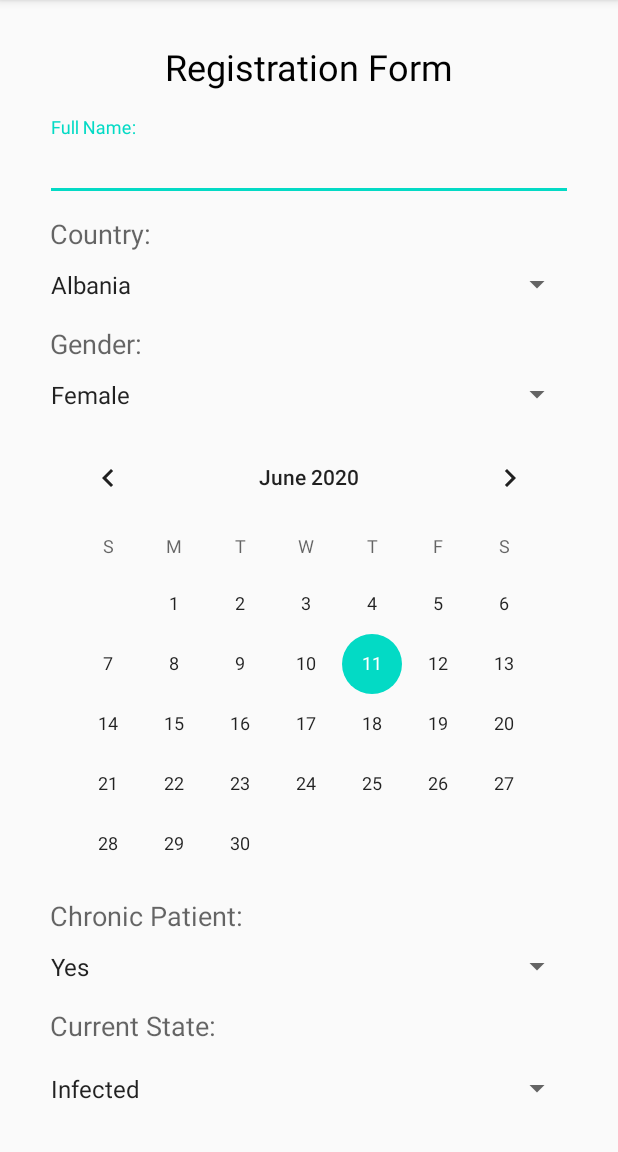
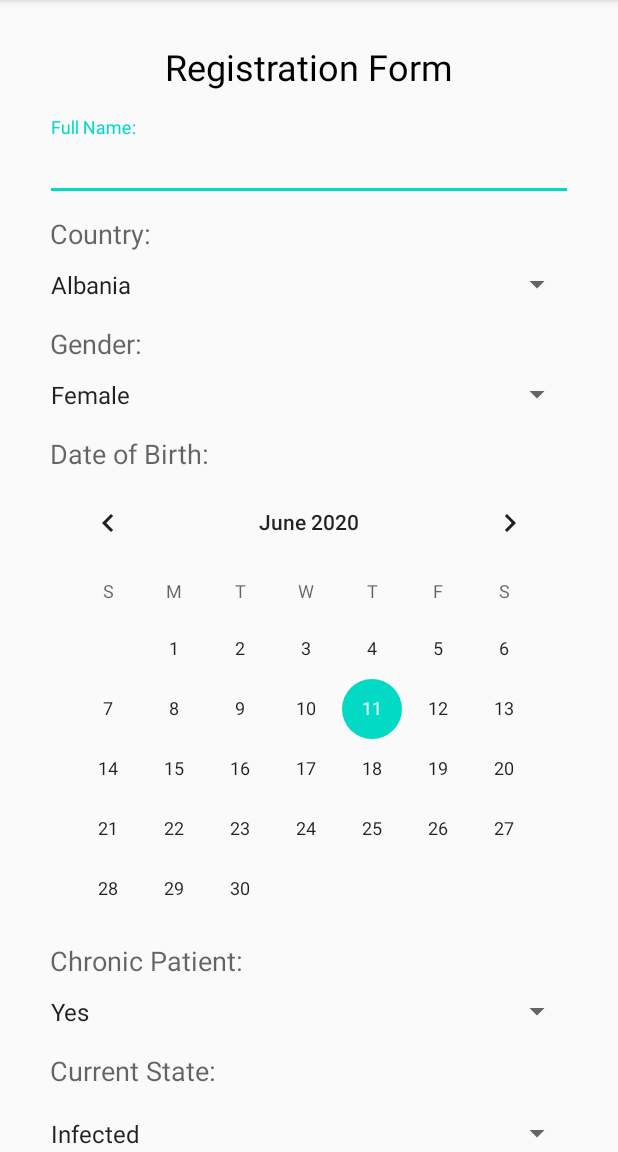
Before and after one commit to BadGomez/Projeto_Final, an Android app: the DisplayCreate screen opened directly, with no data from a screen before it, on a phone screen of 412 x 824 dp, the part 84-1236 px from its top. Run offline under Robolectric (Android 15) with nearby library versions, the phone set to English and light mode, and no system bars.

Commit message:
Alterações Visuais

```diff
--- a/app/src/main/java/com/example/projeto_final/DisplayCreate.java
+++ b/app/src/main/java/com/example/projeto_final/DisplayCreate.java
@@ -12,11 +12,7 @@ import android.widget.CalendarView;
 import android.widget.Spinner;
 
 import com.google.android.material.textfield.TextInputEditText;
-
-import java.text.ParseException;
-import java.text.SimpleDateFormat;
 import java.util.ArrayList;
-import java.util.Date;
 import java.util.List;
 
 public class DisplayCreate extends AppCompatActivity {
--- a/app/src/main/res/layout/activity_display_create.xml
+++ b/app/src/main/res/layout/activity_display_create.xml
@@ -29,7 +29,7 @@
 
             <com.google.android.material.textfield.TextInputLayout
                 android:layout_width="match_parent"
-                android:layout_height="1077dp"
+                android:layout_height="1117dp"
                 android:layout_marginLeft="30dp"
                 android:layout_marginTop="17dp"
                 android:layout_marginRight="30dp">
@@ -92,6 +92,16 @@
                         android:layout_width="match_parent"
                         android:layout_height="wrap_content">
 
+                        <TextView
+                            android:id="@+id/textView10"
+                            android:layout_width="338dp"
+                            android:layout_height="wrap_content"
+                            android:layout_marginLeft="3dp"
+                            android:layout_marginTop="5dp"
+                            android:layout_weight="1"
+                            android:hint="@string/Data_Nascimento"
+                            android:textSize="18sp" />
+
                         <CalendarView
                             android:id="@+id/calendarViewDataNascimento"
                             android:layout_width="match_parent"
@@ -140,7 +150,18 @@
 
                         <com.google.android.material.textfield.TextInputLayout
                             android:layout_width="match_parent"
-                            android:layout_height="match_parent" />
+                            android:layout_height="match_parent" >
+
+                            <TextView
+                                android:id="@+id/textView11"
+                                android:layout_width="338dp"
+                                android:layout_height="wrap_content"
+                                android:layout_marginLeft="3dp"
+                                android:layout_marginTop="5dp"
+                                android:layout_weight="1"
+                                android:hint="@string/Data_est_atual"
+                                android:textSize="18sp" />
+                        </com.google.android.material.textfield.TextInputLayout>
 
                         <CalendarView
                             android:id="@+id/calendarViewDataEstadoAtual"
--- a/app/src/main/res/values/strings.xml
+++ b/app/src/main/res/values/strings.xml
@@ -78,4 +78,5 @@
     <string name="Descricao">Description:</string>
     <string name="Data_Noticia">Date:</string>
     <string name="Criar_Not">Create</string>
+    <string name="noticias">imagemFuncoNoticias</string>
 </resources>
```
Also changed, not shown: app/src/main/res/layout/activity_display_noticias.xml (+15 -13 lines), app/src/main/res/layout/activity_display_pacientes.xml (+13 -14 lines), app/src/main/res/layout/activity_main.xml (+6 -8 lines), app/src/main/res/drawable-v24/noticias.jpg (added), app/src/main/res/drawable/pacientes.png (added), 1 other file.
